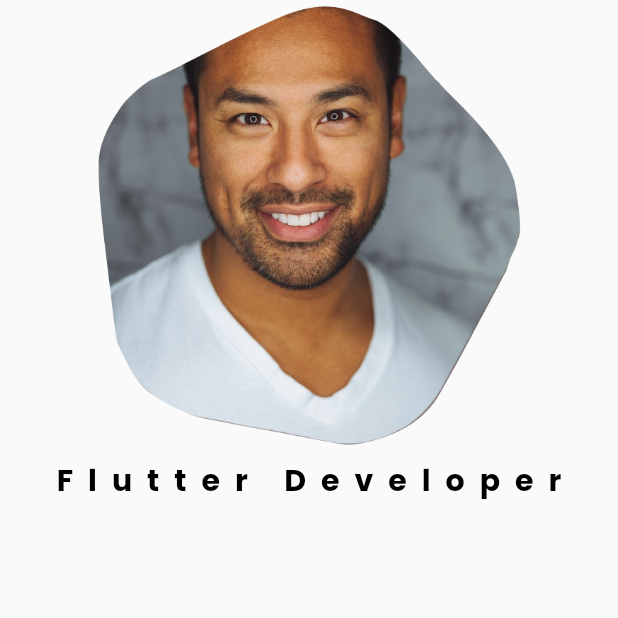
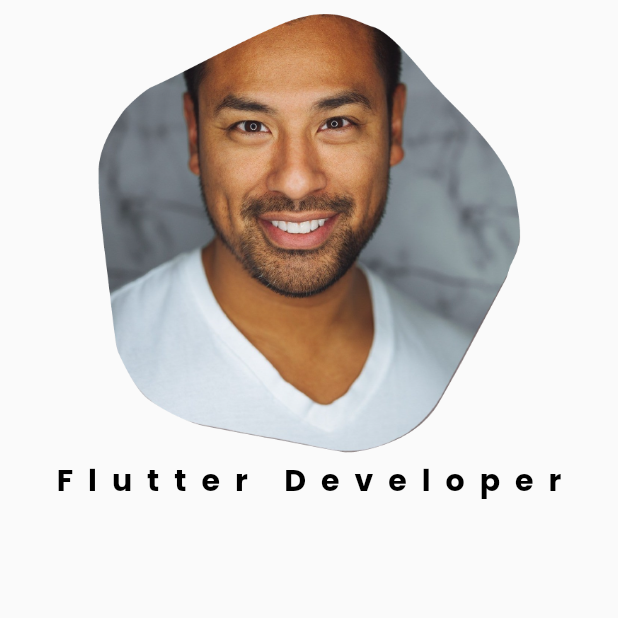
Before and after one commit to om-chauhan/DevFolio, a Flutter app: the screen it shows after launch, on a phone screen of 412 x 824 dp, the top half of it. Run offline on Flutter 3.47's test engine with Material 2 defaults, Android fonts, the phone set to English and light mode, and no system bars; our stand-ins replace font_awesome_flutter, get, google_fonts.

Commit message:
Arrange folder and some improvents related to device breakpoints

```diff
--- a/lib/device/mobile/mobile_device.dart
+++ b/lib/device/mobile/mobile_device.dart
@@ -11,22 +11,22 @@ class MobileDevice extends StatelessWidget {
   Widget build(BuildContext context) {
     final _size = MediaQuery.of(context).size;
     if (MediaQuery.of(context).orientation == Orientation.portrait) {
-      return Column(
+      return Padding(
+        padding: EdgeInsets.all(5.0),
+        child: Column(
           children: [
             DevPic(
               height: 300,
               width: _size.width,
             ),
-          Padding(
-            padding: EdgeInsets.all(5.0),
-            child: BuildText(
+            BuildText(
               color: Colors.black,
               fontweight: FontWeight.bold,
               text: 'Flutter Developer',
               size: 20.0,
             ),
-          )
           ],
+        ),
       );
     } else {
       return Row(
```
Also changed, not shown: lib/helper/config.dart (+8 -0 lines), lib/widgets/social_menu.dart (+7 -8 lines). Lines whose indentation alone changed are shown as unchanged.
